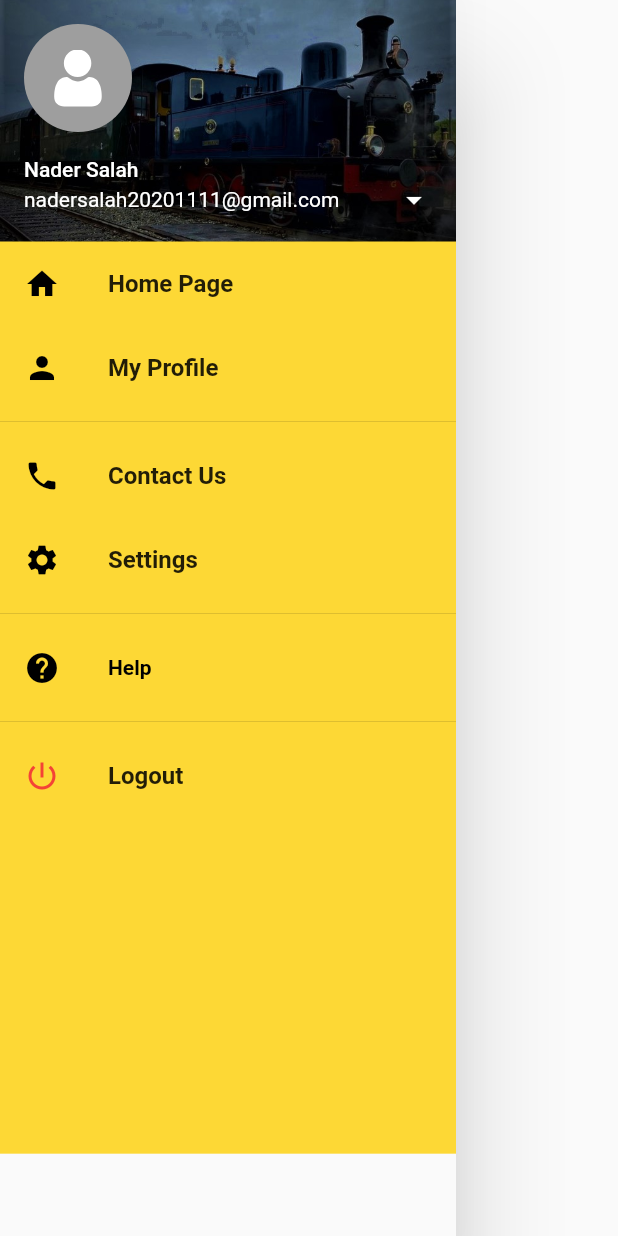
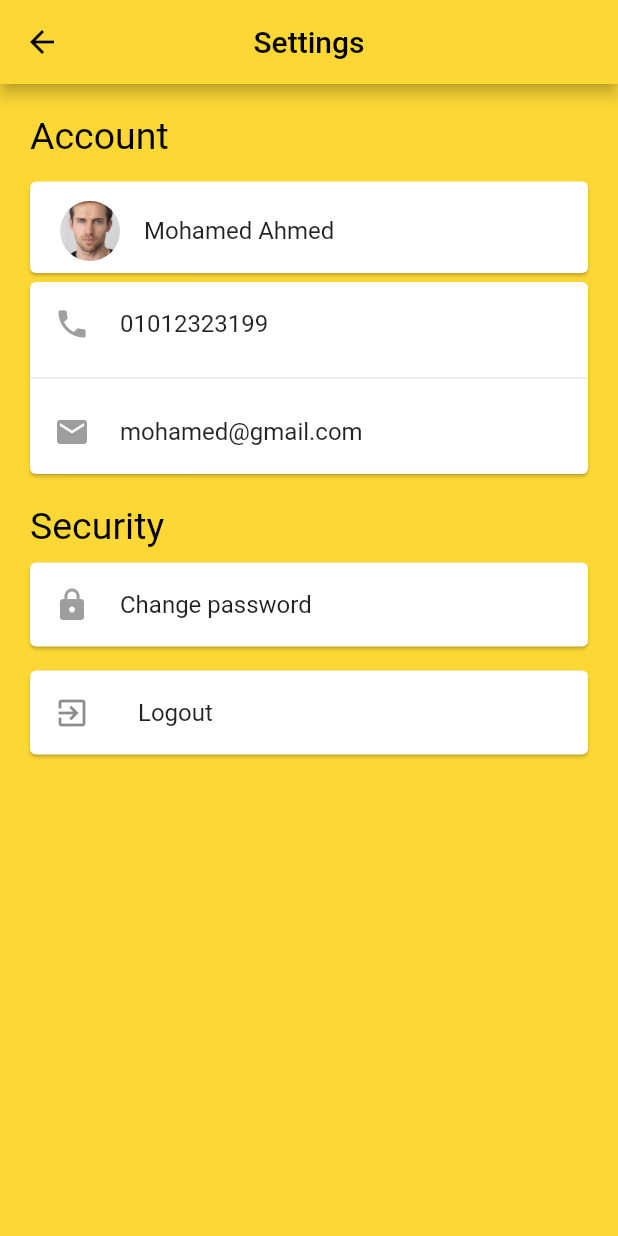
Before and after one commit to Nader15/railway_v1, a Flutter app: the CustomHomeDrawer widget shown alone on an empty page, opened directly, after a tap on "Settings", on a phone screen of 412 x 824 dp. Run offline on Flutter 3.47's test engine with Material 2 defaults, Android fonts, the phone set to English and light mode, and no system bars; our stand-ins replace carousel_slider, flutter_svg.

Commit message:
settings&contactUs&client/manager page modified

```diff
--- /dev/null
+++ b/lib/ui/settings.dart
@@ -0,0 +1,123 @@
+import 'package:flutter/material.dart';
+import 'package:railway_v1/ui/login.dart';
+import 'package:railway_v1/utils/colors_file.dart';
+import 'package:railway_v1/utils/navigator.dart';
+
+class Settings extends StatefulWidget {
+  @override
+  _SettingsState createState() => _SettingsState();
+}
+
+class _SettingsState extends State<Settings> {
+
+  @override
+  Widget build(BuildContext context) {
+    return Scaffold(
+      backgroundColor: primaryAppColor,
+      appBar: AppBar(
+        title: Text('Settings',style: TextStyle(color: blackColor),),
+        centerTitle: true,
+        backgroundColor: primaryAppColor,
+        leading: IconButton(
+          onPressed: (){},
+          icon: Icon(Icons.arrow_back,color: blackColor,),
+        ),
+      ),
+      body: ListView(
+        children: <Widget>[
+          new Container(
+            margin: EdgeInsets.only(top: 20,left: 20,bottom: 10),
+            child: Text('Account',style: TextStyle(
+                fontSize: 25.0,color: blackColor,
+            ),),
+          ),
+          new Card(
+            margin: EdgeInsets.symmetric(vertical: 6,horizontal: 20),
+            elevation: 1,
+            child: Column(
+              children: <Widget>[
+                ListTile(
+                  contentPadding: EdgeInsets.only(left: 20,top: 5),
+                  leading: CircleAvatar(
+                    backgroundImage: AssetImage(
+                        "images/profileImage.jpg"),radius: 20,
+                    backgroundColor: Colors.white,
+                  ),
+                  title: Text("Mohamed ""Ahmed"),
+                  onTap: (){},
+                ),
+              ],
+            ),
+          ),
+
+          Card(
+            margin: EdgeInsets.symmetric(vertical: 0,horizontal: 20),
+            elevation: 1,
+            child: Column(
+              children: <Widget>[
+                ListTile(
+                  title: Row(
+                    children: <Widget>[
+                      Icon(Icons.phone,color: Colors.grey),
+                      SizedBox(width: 20),
+                      Text('01012323199'),
+                    ],
+                  ),
+                  onTap: (){},
+                ),
+                Divider(),
+                ListTile(
+                  title: Row(
+                    children: <Widget>[
+                      Icon(Icons.email,color: Colors.grey),
+                      SizedBox(width: 20),
+                      Text('mohamed@gmail.com'),
+                    ],
+                  ),
+                  onTap: (){},
+                ),
+              ],
+            ),
+          ),
+          new Container(
+            margin: EdgeInsets.only(top: 20,left: 20,bottom: 10),
+            child: Text('Security',style: TextStyle(
+                fontSize: 25.0,color: blackColor,
+            ),),
+          ),
+          Card(
+            margin: EdgeInsets.symmetric(vertical: 0,horizontal: 20),
+            elevation: 1,
+            child: Column(
+              children: <Widget>[
+                ListTile(
+                  title: Row(
+                    children: <Widget>[
+                      Icon(Icons.lock,color: Colors.grey),
+                      SizedBox(width: 20),
+                      Text('Change password'),
+                    ],
+                  ),
+                  onTap: (){},
+                ),
+              ],
+            ),
+          ),
+          SizedBox(height: 10),
+          Card(
+            elevation: 1,
+            margin: EdgeInsets.symmetric(vertical: 6,horizontal: 20),
+            child: ListTile(
+              leading: Icon(Icons.exit_to_app),
+              title: Text('Logout'),
+              onTap: (){
+                navigateAndClearStack(context,Login());
+              },
+
+            ),
+          )
+        ],
+      ),
+    );
+  }
+}
--- a/pubspec.yaml
+++ b/pubspec.yaml
@@ -21,6 +21,7 @@ dependencies:
 
   flutter_svg: ^0.18.0
   carousel_slider: ^2.3.1
+  url_launcher: ^5.7.10
 
 dev_dependencies:
   flutter_test:
```
Also changed, not shown: lib/ui/second.dart (+67 -62 lines), lib/utils/custom_widgets/custom_home_drawer.dart (+10 -4 lines), pubspec.lock.
